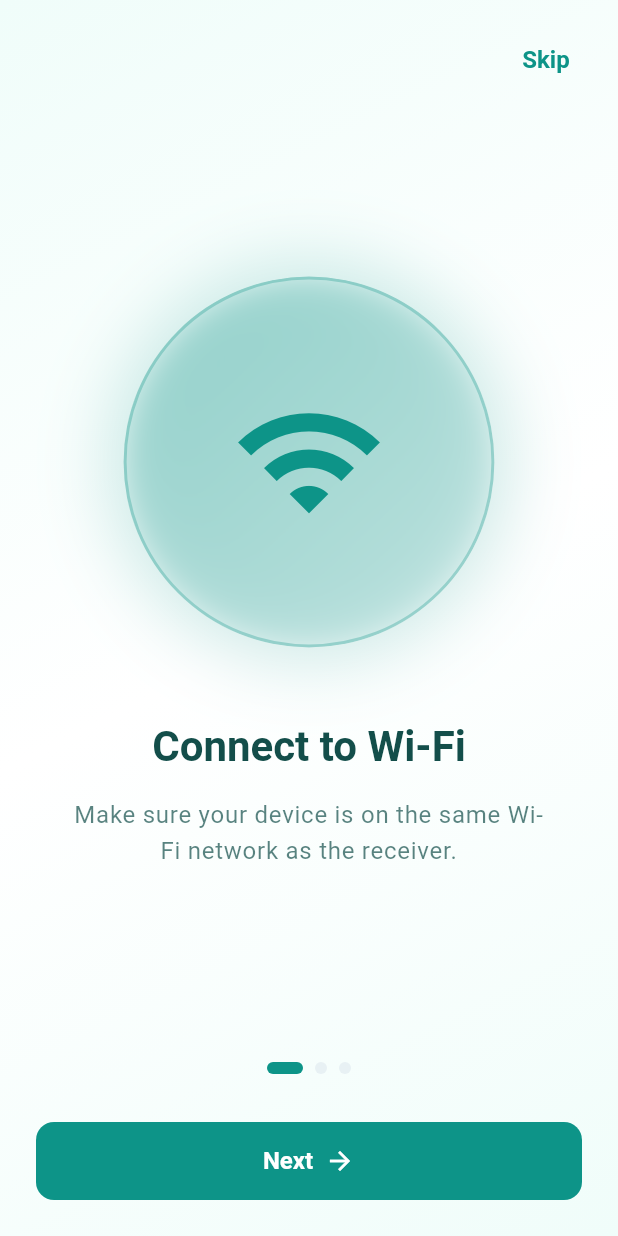
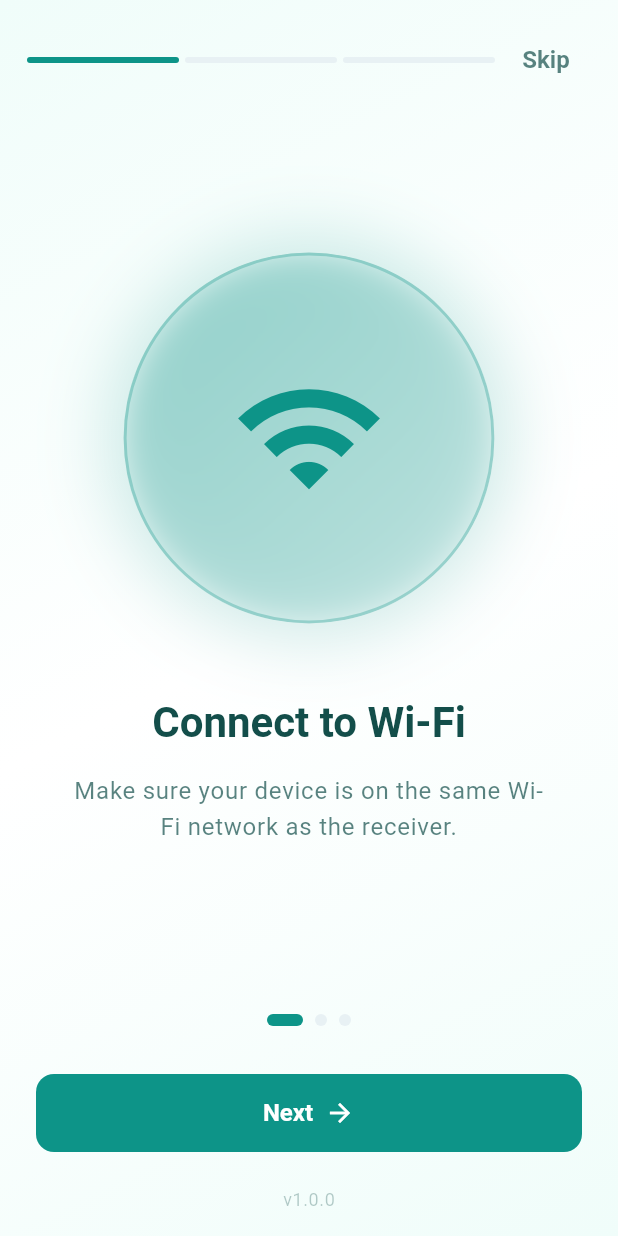
Before and after one commit to mohmaedeslam00116/hermes-pro-transfer, a Flutter app: the screen it shows after launch, on a phone screen of 412 x 824 dp. Run offline on Flutter 3.47's test engine with Material 3 defaults, Android fonts, the phone set to English and light mode, and no system bars; our stand-ins replace dio, file_picker, permission_handler, qr_flutter, shared_preferences, shelf; missing offline and left inert: desktop_drop, mobile_scanner, network_info_plus, shelf_router, window_manager; Roboto replaces fonts that are missing (Plus Jakarta Sans).

Commit message:
ui: Improve onboarding with animations and progress
- Add fade and slide animations for page transitions
- Add progress bar in header showing current page
- Add loading state during onboarding complete
- Add animated glow effect on icons
- Add version footer
- Improved button states and disabled states
- Better error handling for permissions

```diff
--- a/lib/screens/onboarding/onboarding_screen.dart
+++ b/lib/screens/onboarding/onboarding_screen.dart
@@ -4,6 +4,7 @@ import 'package:flutter/material.dart';
 import 'package:permission_handler/permission_handler.dart';
 import 'package:provider/provider.dart';
 import '../../core/theme/app_theme.dart';
+import '../../core/constants/app_constants.dart';
 import '../../providers/app_provider.dart';
 import '../dashboard/dashboard_screen.dart';
 
@@ -22,7 +23,7 @@ class OnboardingPage {
   });
 }
 
-/// Modern Glassmorphism Onboarding Screen
+/// Modern Glassmorphism Onboarding Screen with enhanced UI/UX
 class OnboardingScreen extends StatefulWidget {
   const OnboardingScreen({super.key});
 
@@ -30,30 +31,69 @@ class OnboardingScreen extends StatefulWidget {
   State<OnboardingScreen> createState() => _OnboardingScreenState();
 }
 
-class _OnboardingScreenState extends State<OnboardingScreen> {
+class _OnboardingScreenState extends State<OnboardingScreen>
+    with SingleTickerProviderStateMixin {
   final PageController _pageController = PageController();
   int _currentPage = 0;
+  bool _isLoading = false;
+
+  late AnimationController _animationController;
+  late Animation<double> _fadeAnimation;
+  late Animation<Offset> _slideAnimation;
 
   static const List<OnboardingPage> _pages = [
     OnboardingPage(
       icon: Icons.wifi,
       title: 'Connect to Wi-Fi',
-      description: 'Make sure your device is on the same Wi-Fi network as the receiver.',
+      description:
+          'Make sure your device is on the same Wi-Fi network as the receiver.',
       color: AppTheme.primaryColor,
     ),
     OnboardingPage(
       icon: Icons.folder_open,
       title: 'File Access',
-      description: 'Grant storage permissions to browse and share your files securely.',
+      description:
+          'Grant storage permissions to browse and share your files securely.',
       color: AppTheme.secondaryColor,
     ),
     OnboardingPage(
       icon: Icons.qr_code_scanner,
       title: 'Quick Transfer',
-      description: 'Scan QR code to connect instantly. No typing IP addresses needed.',
+      description:
+          'Scan QR code to connect instantly. No typing IP addresses needed.',
       color: AppTheme.accentColor,
     ),
   ];
+
+  @override
+  void initState() {
+    super.initState();
+    _animationController = AnimationController(
+      vsync: this,
+      duration: const Duration(milliseconds: 600),
+    );
+    _fadeAnimation = Tween<double>(begin: 0.0, end: 1.0).animate(
+      CurvedAnimation(
+        parent: _animationController,
+        curve: Curves.easeOut,
+      ),
+    );
+    _slideAnimation = Tween<Offset>(
+      begin: const Offset(0, 0.1),
+      end: Offset.zero,
+    ).animate(CurvedAnimation(
+      parent: _animationController,
+      curve: Curves.easeOut,
+    ));
+    _animationController.forward();
+  }
+
+  @override
+  void dispose() {
+    _animationController.dispose();
+    _pageController.dispose();
+    super.dispose();
+  }
 
   Future<void> _requestPermissions() async {
     final permissions = [
@@ -69,6 +109,10 @@ class _OnboardingScreenState extends State<OnboardingScreen> {
   }
 
   Future<void> _completeOnboarding() async {
+    if (_isLoading) return;
+    setState(() => _isLoading = true);
+
+    try {
       await _requestPermissions();
 
       if (!mounted) return;
@@ -79,6 +123,21 @@ class _OnboardingScreenState extends State<OnboardingScreen> {
       Navigator.of(context).pushReplacement(
         MaterialPageRoute(builder: (_) => const DashboardScreen()),
       );
+    } finally {
+      if (mounted) {
+        setState(() => _isLoading = false);
+      }
+    }
+  }
+
+  void _goToPage(int index) {
+    _animationController.reset();
+    _pageController.animateToPage(
+      index,
+      duration: const Duration(milliseconds: 400),
+      curve: Curves.easeInOut,
+    );
+    _animationController.forward();
   }
 
   @override
@@ -108,15 +167,46 @@ class _OnboardingScreenState extends State<OnboardingScreen> {
         child: SafeArea(
           child: Column(
             children: [
-              // Skip Button
-              Align(
-                alignment: Alignment.topRight,
-                child: Padding(
+              // Header with Skip and Progress
+              Padding(
                 padding: const EdgeInsets.all(AppTheme.spacingMD),
-                  child: TextButton(
-                    onPressed: _completeOnboarding,
-                    child: const Text('Skip'),
+                child: Row(
+                  children: [
+                    // Progress indicator
+                    Expanded(
+                      child: Row(
+                        children: List.generate(
+                          _pages.length,
+                          (index) => Expanded(
+                            child: Container(
+                              height: 4,
+                              margin: const EdgeInsets.symmetric(horizontal: 2),
+                              decoration: BoxDecoration(
+                                borderRadius: BorderRadius.circular(2),
+                                color: index <= _currentPage
+                                    ? _pages[index].color
+                                    : isDark
+                                        ? AppTheme.darkMuted
+                                        : AppTheme.lightMuted,
                               ),
+                            ),
+                          ),
+                        ),
+                      ),
+                    ),
+                    // Skip button
+                    TextButton(
+                      onPressed: _isLoading ? null : _completeOnboarding,
+                      child: Text(
+                        'Skip',
+                        style: TextStyle(
+                          color: isDark
+                              ? AppTheme.darkForeground.withOpacity(0.7)
+                              : AppTheme.lightForeground.withOpacity(0.7),
+                        ),
+                      ),
+                    ),
+                  ],
                 ),
               ),
 
@@ -127,6 +217,8 @@ class _OnboardingScreenState extends State<OnboardingScreen> {
                   itemCount: _pages.length,
                   onPageChanged: (index) {
                     setState(() => _currentPage = index);
+                    _animationController.reset();
+                    _animationController.forward();
                   },
                   itemBuilder: (context, index) {
                     return _buildOnboardingPage(_pages[index], size, isDark);
@@ -137,6 +229,10 @@ class _OnboardingScreenState extends State<OnboardingScreen> {
               // Bottom Controls
               Padding(
                 padding: const EdgeInsets.all(AppTheme.spacingLG),
+                child: FadeTransition(
+                  opacity: _fadeAnimation,
+                  child: SlideTransition(
+                    position: _slideAnimation,
                     child: Column(
                       children: [
                         // Page Dots
@@ -155,12 +251,13 @@ class _OnboardingScreenState extends State<OnboardingScreen> {
                             if (_currentPage > 0)
                               Expanded(
                                 child: OutlinedButton(
-                              onPressed: () {
-                                _pageController.previousPage(
-                                  duration: const Duration(milliseconds: 300),
-                                  curve: Curves.easeInOut,
-                                );
-                              },
+                                  onPressed: _isLoading
+                                      ? null
+                                      : () => _goToPage(_currentPage - 1),
+                                  style: OutlinedButton.styleFrom(
+                                    padding: const EdgeInsets.symmetric(
+                                        vertical: AppTheme.spacingMD),
+                                  ),
                                   child: const Row(
                                     mainAxisAlignment: MainAxisAlignment.center,
                                     children: [
@@ -176,20 +273,35 @@ class _OnboardingScreenState extends State<OnboardingScreen> {
                             Expanded(
                               flex: _currentPage > 0 ? 1 : 2,
                               child: ElevatedButton(
-                            onPressed: () {
+                                onPressed: _isLoading
+                                    ? null
+                                    : () {
                                         if (_currentPage < _pages.length - 1) {
-                                _pageController.nextPage(
-                                  duration: const Duration(milliseconds: 300),
-                                  curve: Curves.easeInOut,
-                                );
+                                          _goToPage(_currentPage + 1);
                                         } else {
                                           _completeOnboarding();
                                         }
                                       },
-                            child: Row(
-                              mainAxisAlignment: MainAxisAlignment.center,
+                                style: ElevatedButton.styleFrom(
+                                  backgroundColor: _pages[_currentPage].color,
+                                  padding: const EdgeInsets.symmetric(
+                                      vertical: AppTheme.spacingMD),
+                                ),
+                                child: _isLoading
+                                    ? const SizedBox(
+                                        height: 20,
+                                        width: 20,
+                                        child: CircularProgressIndicator(
+                                          strokeWidth: 2,
+                                          color: Colors.white,
+                                        ),
+                                      )
+                                    : Row(
+                                        mainAxisAlignment:
+                                            MainAxisAlignment.center,
                                         children: [
-                                Text(_currentPage < _pages.length - 1
+                                          Text(_currentPage <
+                                                  _pages.length - 1
                                               ? 'Next'
                                               : 'Get Started'),
                                           const SizedBox(width: 8),
@@ -208,6 +320,21 @@ class _OnboardingScreenState extends State<OnboardingScreen> {
                       ],
                     ),
                   ),
+                ),
+              ),
+
+              // Version footer
+              Padding(
+                padding: const EdgeInsets.only(bottom: AppTheme.spacingMD),
+                child: Text(
+                  'v${AppConstants.appVersion}',
+                  style: Theme.of(context).textTheme.bodySmall?.copyWith(
+                        color: isDark
+                            ? AppTheme.darkForeground.withOpacity(0.3)
+                            : AppTheme.lightForeground.withOpacity(0.3),
+                      ),
+                ),
+              ),
             ],
           ),
         ),
@@ -221,10 +348,15 @@ class _OnboardingScreenState extends State<OnboardingScreen> {
       child: Column(
         mainAxisAlignment: MainAxisAlignment.center,
         children: [
-          // Icon Container with Glassmorphism
-          Container(
-            width: size.width * 0.6,
-            height: size.width * 0.6,
+          // Icon Container with Glassmorphism and animated glow
+          TweenAnimationBuilder<double>(
+            duration: const Duration(milliseconds: 1500),
+            tween: Tween(begin: 0.8, end: 1.0),
+            curve: Curves.easeInOut,
+            builder: (context, value, child) {
+              return Container(
+                width: size.width * 0.6 * value,
+                height: size.width * 0.6 * value,
                 decoration: BoxDecoration(
                   shape: BoxShape.circle,
                   gradient: LinearGradient(
@@ -262,6 +394,8 @@ class _OnboardingScreenState extends State<OnboardingScreen> {
                     ),
                   ),
                 ),
+              );
+            },
           ),
           const SizedBox(height: AppTheme.spacingXXL),
 
```
Lines whose indentation alone changed are shown as unchanged.
